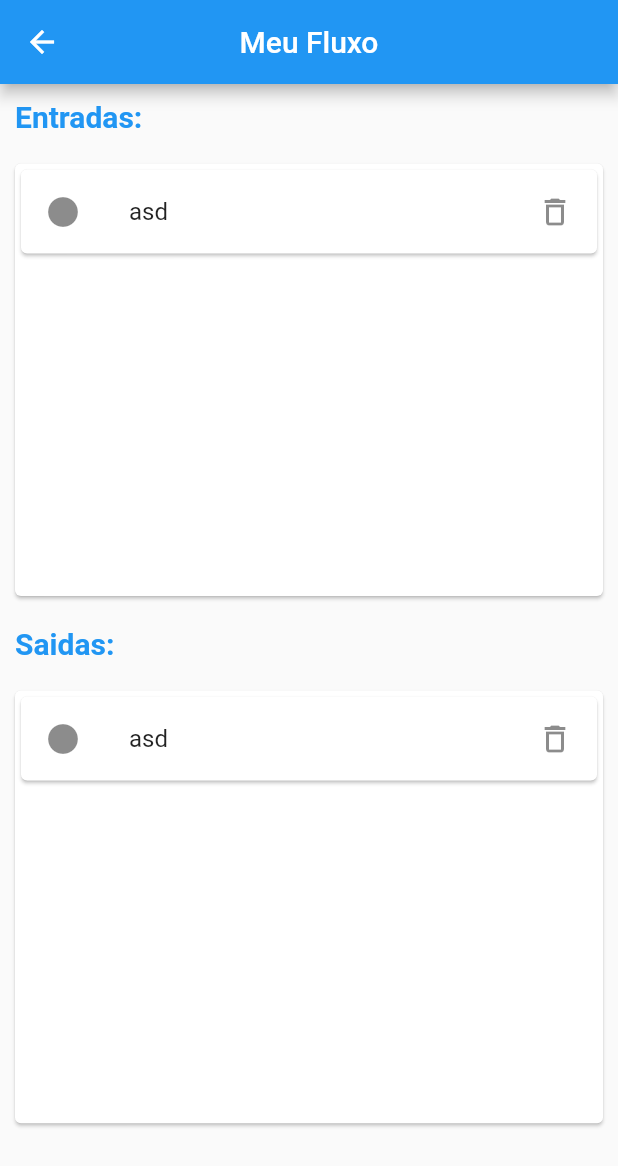
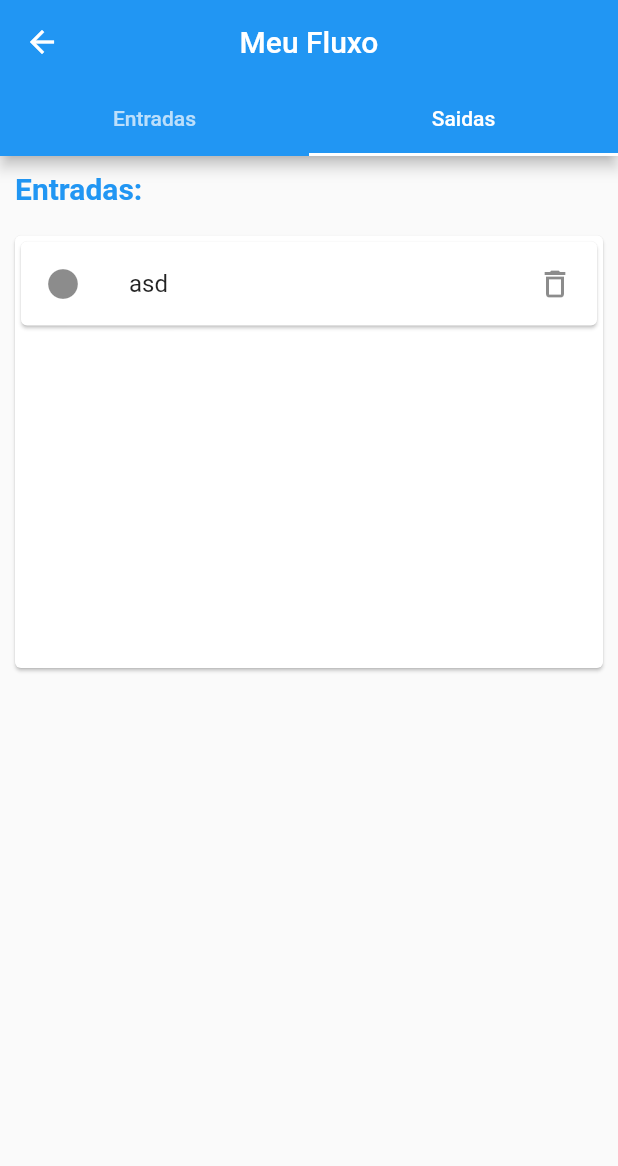
Before and after one commit to GabrielCiriaco/Cash-Builder, a Flutter app: the TiposMov screen opened by its route, on a phone screen of 412 x 824 dp. Shown: the top 1166 px of the screen. Run offline on Flutter 3.47's test engine with Material 2 defaults, Android fonts, the phone set to English and light mode, and no system bars; our stand-ins replace shared_preferences, syncfusion_flutter_charts; accounts and stored records are empty.

Commit message:
evoluções nas telas

```diff
--- a/lib/main.dart
+++ b/lib/main.dart
@@ -3,6 +3,7 @@ import 'package:casher/screens/botoes.dart';
 import 'package:casher/screens/drawer.dart';
 import 'package:casher/screens/extrato.dart';
 import 'package:casher/screens/grafico.dart';
+import 'package:casher/screens/metas.dart';
 import 'package:casher/screens/tiposmov.dart';
 import 'package:flutter/material.dart';
 import 'package:casher/screens/financeiro.dart';
@@ -51,6 +52,7 @@ class _MyHomePageState extends State<MyHomePage> {
       routes: {
         '/extrato':(_) => Extrato(),
         '/meu-fluxo':(_) => TiposMov(),
+        '/metas':(_) => Metas(),
       },
     );
   }
--- a/lib/screens/drawer.dart
+++ b/lib/screens/drawer.dart
@@ -22,8 +22,9 @@ class Menu extends StatelessWidget{
           title: Text('Meu fluxo'),
           ),
           ListTile(
-          leading: Icon(Icons.account_circle),
-          title: Text('Profile'),
+            onTap: ()=>Navigator.of(context).pushNamed('/metas'),
+          leading: Icon(Icons.flag_outlined),
+          title: Text('Metas'),
           ),
           ListTile(
           leading: Icon(Icons.settings),
--- a/lib/screens/tiposmov.dart
+++ b/lib/screens/tiposmov.dart
@@ -1,3 +1,5 @@
+// ignore_for_file: prefer_const_constructors
+
 import 'package:flutter/material.dart';
 import 'package:flutter/src/widgets/container.dart';
 import 'package:flutter/src/widgets/framework.dart';
@@ -7,17 +9,63 @@ class TiposMov extends StatelessWidget {
 
   @override
   Widget build(BuildContext context) {
-    return Scaffold(
+    return DefaultTabController(
+      initialIndex: 1,
+      length: 2,
+      child: Scaffold(
         appBar: AppBar(
           title: Text('Meu Fluxo'),
           centerTitle: true,
+          bottom: const TabBar(
+              tabs: <Widget>[
+                Tab(
+                  text: 'Entradas',
                 ),
-
-      body: SingleChildScrollView(
+                Tab(
+                  text: 'Saidas',
+                ),
+              ],
+            ),
+        ),
+        body: TabBarView(
+            children: <Widget>[
+              Center(
                 child: Column(
                 crossAxisAlignment: CrossAxisAlignment.start,
                 // ignore: prefer_const_literals_to_create_immutables
                 children: [
+                // ignore: prefer_const_constructors
+                Padding(
+                  padding: const EdgeInsets.all(10.0),
+                    child: const Text(style: TextStyle(
+                      fontSize: 20,
+                      color: Colors.blue,
+                      fontWeight: FontWeight.bold),'Entradas:'),
+                ),
+                Container(
+                  height: MediaQuery.of(context).size.height*0.7,
+                  child: ListView(
+                  // ignore: prefer_const_literals_to_create_immutables
+                    children: [
+                      Card(
+                        child: ListTile(
+                          leading:Icon(Icons.circle_sharp),
+                          title: Text('asd'),
+                          trailing: Icon(Icons.delete_outline),
+                        ),
+                      )
+                    ],
+                  ),
+                ),
+              ])
+              ),
+
+              Center(
+                child: Column(
+                crossAxisAlignment: CrossAxisAlignment.start,
+                // ignore: prefer_const_literals_to_create_immutables
+                children: [
+                // ignore: prefer_const_constructors
                 Padding(
                   padding: const EdgeInsets.all(10.0),
                     child: const Text(style: TextStyle(
@@ -30,6 +78,7 @@ class TiposMov extends StatelessWidget {
                   child: Container(
                     height: MediaQuery.of(context).size.height*0.35,
                     child: ListView(
+                    // ignore: prefer_const_literals_to_create_immutables
                       children: [
                         Card(
                           child: ListTile(
@@ -42,31 +91,11 @@ class TiposMov extends StatelessWidget {
                     ),
                   ),
                 ),
-            Padding(
-              padding: const EdgeInsets.all(10.0),
-              child: const Text(style: TextStyle(
-                    fontSize: 20,
-                    color: Colors.blue,
-                    fontWeight: FontWeight.bold),'Saidas:'),
+              ])
               ),
-            Card(
-              margin: EdgeInsets.all(10),
-              child: Container(
-                height: MediaQuery.of(context).size.height*0.35,
-                child: ListView(
-                  children: [
-                    Card(
-                      child: ListTile(
-                        leading:Icon(Icons.circle_sharp),
-                        title: Text('asd'),
-                        trailing: Icon(Icons.delete_outline),
-                      ),
-                    )
+
             ],
           ),
-              ),
-            ),
-          ]),
       ),
     );
   }
```
Also changed, not shown: lib/screens/extrato.dart (+18 -0 lines), lib/screens/metas.dart (added, +52 -0 lines). Lines whose indentation alone changed are shown as unchanged.
